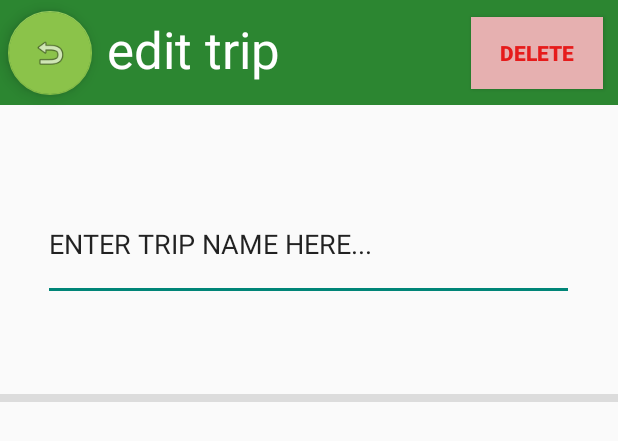
After one commit to JerzyJerzu/PackIt, an Android app: the layout activity_edit_trip.xml on its own in the app's theme, with its tools: preview values and no code run, on a phone screen of 412 x 824 dp. The commit adds this screen. Shown: the top 441 px of the screen. Run offline under Robolectric (Android 15) with nearby library versions, the phone set to English and light mode, and no system bars.

Commit message:
Added edit trip activity

```diff
--- /dev/null
+++ b/app/src/main/res/layout/activity_edit_trip.xml
@@ -0,0 +1,92 @@
+<?xml version="1.0" encoding="utf-8"?>
+<androidx.constraintlayout.widget.ConstraintLayout xmlns:android="http://schemas.android.com/apk/res/android"
+    xmlns:app="http://schemas.android.com/apk/res-auto"
+    xmlns:tools="http://schemas.android.com/tools"
+    android:layout_width="match_parent"
+    android:layout_height="match_parent">
+
+    <View
+        android:id="@+id/divider"
+        android:layout_width="match_parent"
+        android:layout_height="5dp"
+        android:background="?android:attr/listDivider"
+        app:layout_constraintBottom_toBottomOf="parent"
+        app:layout_constraintTop_toTopOf="parent"
+        app:layout_constraintVertical_bias="0.321"
+        tools:layout_editor_absoluteX="0dp" />
+
+    <androidx.appcompat.widget.Toolbar
+        android:id="@+id/toolbar2"
+        android:layout_width="match_parent"
+        android:layout_height="70dp"
+        android:background="#FC2A852F"
+        android:minHeight="?attr/actionBarSize"
+        android:theme="?attr/actionBarTheme"
+        app:layout_constraintStart_toStartOf="parent"
+        app:layout_constraintTop_toTopOf="parent" />
+
+    <com.google.android.material.floatingactionbutton.FloatingActionButton
+        android:id="@+id/floatingActionButton2"
+        android:layout_width="wrap_content"
+        android:layout_height="wrap_content"
+        android:layout_marginStart="5dp"
+        android:layout_marginTop="5dp"
+        android:layout_marginEnd="5dp"
+        android:layout_marginBottom="5dp"
+        android:clickable="true"
+        app:backgroundTint="#8BC34A"
+        app:layout_constraintBottom_toBottomOf="@+id/toolbar2"
+        app:layout_constraintEnd_toEndOf="@+id/toolbar2"
+        app:layout_constraintHorizontal_bias="0.0"
+        app:layout_constraintStart_toStartOf="parent"
+        app:layout_constraintTop_toTopOf="@+id/toolbar2"
+        app:srcCompat="@android:drawable/ic_menu_revert" />
+
+    <Button
+        android:id="@+id/button2"
+        android:layout_width="wrap_content"
+        android:layout_height="wrap_content"
+        android:layout_marginTop="10dp"
+        android:layout_marginEnd="10dp"
+        android:layout_marginBottom="10dp"
+        android:background="#E6B0B0"
+        android:text="Delete"
+        android:textColor="#E61B1B"
+        android:textStyle="bold"
+        app:layout_constraintBottom_toBottomOf="@+id/toolbar2"
+        app:layout_constraintEnd_toEndOf="@+id/toolbar2"
+        app:layout_constraintHorizontal_bias="1.0"
+        app:layout_constraintStart_toStartOf="@+id/toolbar2"
+        app:layout_constraintTop_toTopOf="@+id/toolbar2" />
+
+    <TextView
+        android:id="@+id/textView2"
+        android:layout_width="0dp"
+        android:layout_height="0dp"
+        android:layout_marginStart="10dp"
+        android:layout_marginTop="10dp"
+        android:layout_marginBottom="10dp"
+        android:text="edit trip"
+        android:textColor="@color/white"
+        android:textSize="34sp"
+        app:layout_constraintBottom_toBottomOf="@+id/toolbar2"
+        app:layout_constraintEnd_toStartOf="@+id/button2"
+        app:layout_constraintHorizontal_bias="0.0"
+        app:layout_constraintStart_toEndOf="@+id/floatingActionButton2"
+        app:layout_constraintTop_toTopOf="@+id/toolbar2" />
+
+    <EditText
+        android:id="@+id/editTextText2"
+        android:layout_width="354dp"
+        android:layout_height="75dp"
+        android:ems="10"
+        android:inputType="text"
+        android:text="ENTER TRIP NAME HERE..."
+        app:layout_constraintBottom_toTopOf="@+id/divider"
+        app:layout_constraintEnd_toEndOf="parent"
+        app:layout_constraintHorizontal_bias="0.491"
+        app:layout_constraintStart_toStartOf="parent"
+        app:layout_constraintTop_toBottomOf="@+id/toolbar2"
+        app:layout_constraintVertical_bias="0.474" />
+
+</androidx.constraintlayout.widget.ConstraintLayout>
--- a/app/src/main/res/values-night/themes.xml
+++ b/app/src/main/res/values-night/themes.xml
@@ -1,6 +1,6 @@
 <resources xmlns:tools="http://schemas.android.com/tools">
     <!-- Base application theme. -->
-    <style name="Base.Theme.PackIt" parent="Theme.Material3.DayNight.NoActionBar">
+    <style name="Base.Theme.PackIt" parent="Theme.AppCompat.Light.NoActionBar">
         <!-- Customize your dark theme here. -->
         <!-- <item name="colorPrimary">@color/my_dark_primary</item> -->
     </style>
--- a/app/src/main/res/values/themes.xml
+++ b/app/src/main/res/values/themes.xml
@@ -1,6 +1,6 @@
 <resources xmlns:tools="http://schemas.android.com/tools">
     <!-- Base application theme. -->
-    <style name="Base.Theme.PackIt" parent="Theme.Material3.DayNight.NoActionBar">
+    <style name="Base.Theme.PackIt" parent="Theme.AppCompat.Light.NoActionBar">
         <!-- Customize your light theme here. -->
         <!-- <item name="colorPrimary">@color/my_light_primary</item> -->
     </style>
```
Also changed, not shown: app/src/main/java/com/example/packit/MainActivity.java (+6 -5 lines), app/src/main/res/drawable/button_background.xml (added, +7 -0 lines), app/src/main/res/layout/activity_main.xml (+23 -13 lines).
